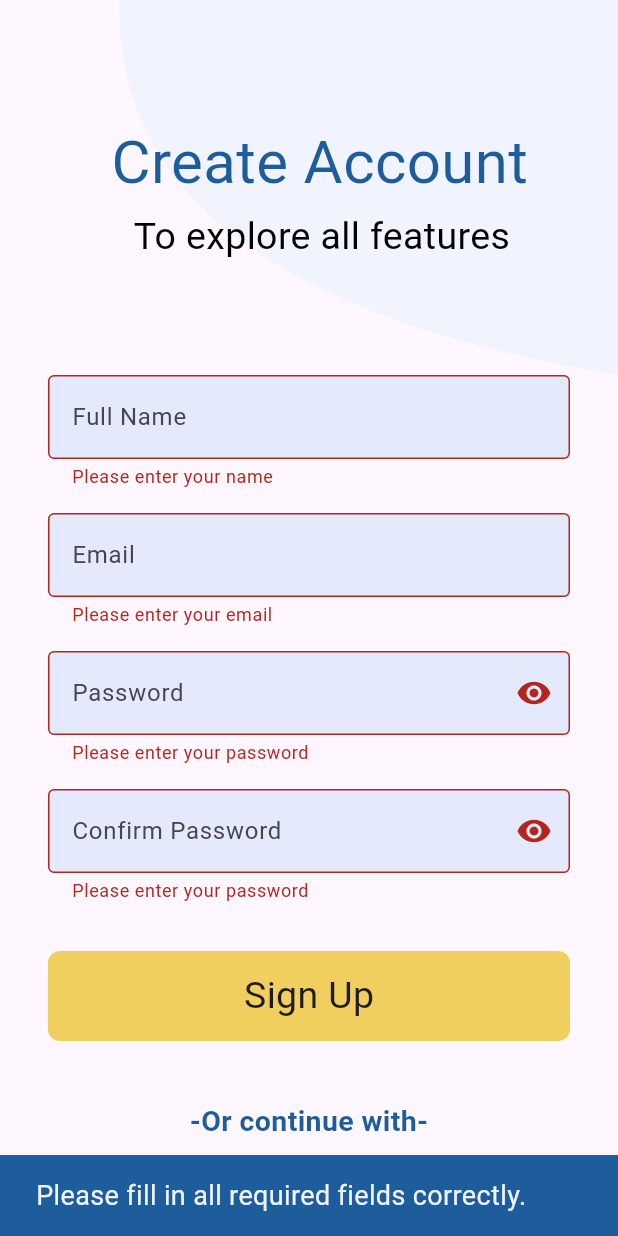
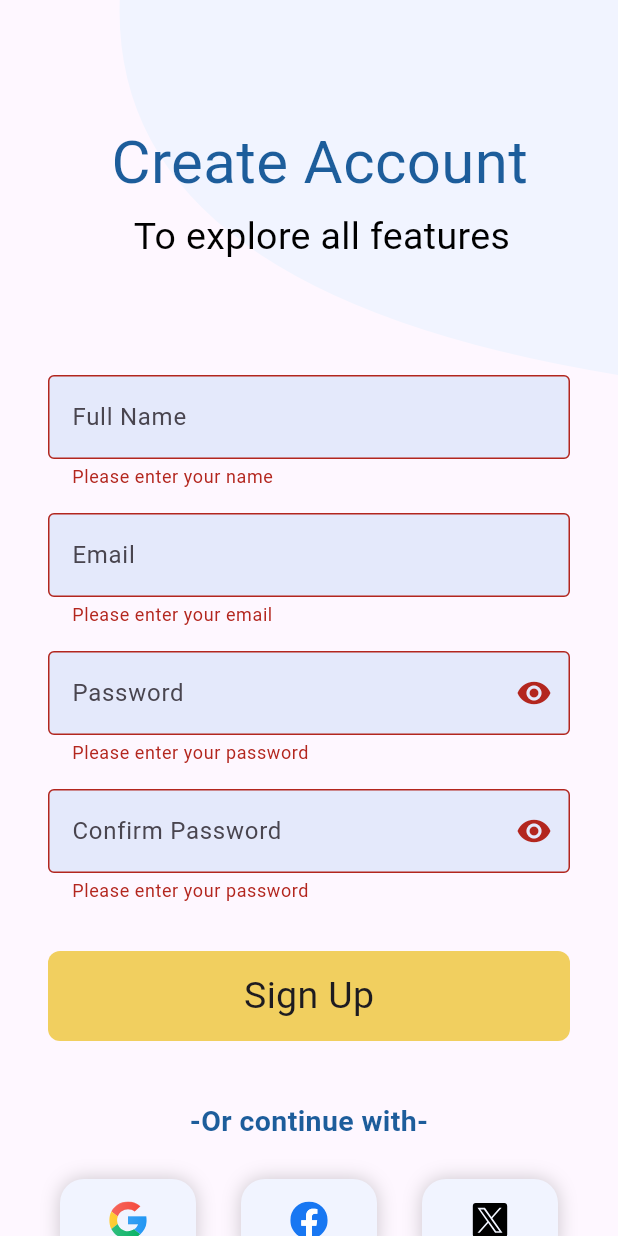
Before and after one commit to eman88888/final-project, a Flutter app: the Signup_Screen screen opened directly, after a tap on "Sign Up", on a phone screen of 412 x 824 dp. Run offline on Flutter 3.47's test engine with Material 3 defaults, Android fonts, the phone set to English and light mode, and no system bars; drawn by our look-alikes of modal_progress_hud_nsn; our stand-ins replace cloud_firestore, curved_navigation_bar, dotted_border, file_picker, firebase_auth, firebase_core and 5 more; missing offline and left inert: dart:html; accounts and stored records are empty; Roboto replaces fonts that are missing (MulishRomanBold, Poppins).

Commit message:
new cahange

```diff
--- a/lib/pages/signup.dart
+++ b/lib/pages/signup.dart
@@ -187,7 +187,7 @@ class _Signup_ScreenState extends State<Signup_Screen> {
                                 content: Text(
                                   'The password provided is too weak.',
                                   style: TextStyle(
-                                    fontSize: 18,
+                                    fontSize: 17,
                                     color: Color(0xFFF1F4FF),
                                   ),
                                 ),
@@ -209,24 +209,11 @@ class _Signup_ScreenState extends State<Signup_Screen> {
                           }
                         }
 
-                         setState(() {
+                        setState(() {
                           isLoading =
                               false; // Update isLoading state after Firebase authentication
                         });
-                      } else {
-                        ScaffoldMessenger.of(context).showSnackBar(
-    SnackBar(
-      backgroundColor: Color(0xFF1D5D9B),
-      content: Text(
-        'Please fill in all required fields correctly.',
-        style: TextStyle(
-          fontSize: 18,
-          color: Color(0xFFF1F4FF),
-        ),
-      ),
-    ),
-  );
-                      }
+                      } else {}
                     },
                     child: customButton(
                       text: 'Sign Up',
```
Also changed, not shown: lib/pages/login_screen.dart (+2 -13 lines).
